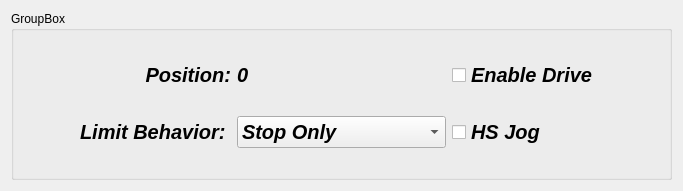
The window that mc_desktop/ui/designer/motor_stats.ui (NationalAperture/MC-Desktop) describes before a commit, drawn with Qt 5.
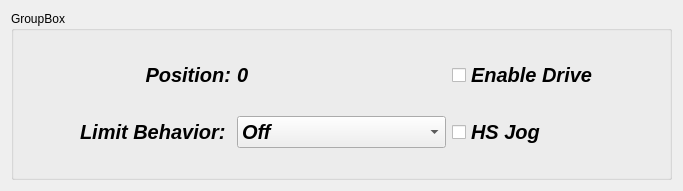
The same window after the commit.

Commit message: Reorder again

What changed in the file:
```diff
--- a/mc_desktop/ui/designer/motor_stats.ui
+++ b/mc_desktop/ui/designer/motor_stats.ui
@@ -114,16 +114,6 @@
           <bold>true</bold>
          </font>
         </property>
-        <item>
-         <property name="text">
-          <string>Stop Only</string>
-         </property>
-        </item>
-        <item>
-         <property name="text">
-          <string>Offset Stage</string>
-         </property>
-        </item>
         <item>
          <property name="text">
           <string>Off</string>
```
Left out of the diff: 10 changed lines with no effect on the pictures. The commit also changes 2 other files.
